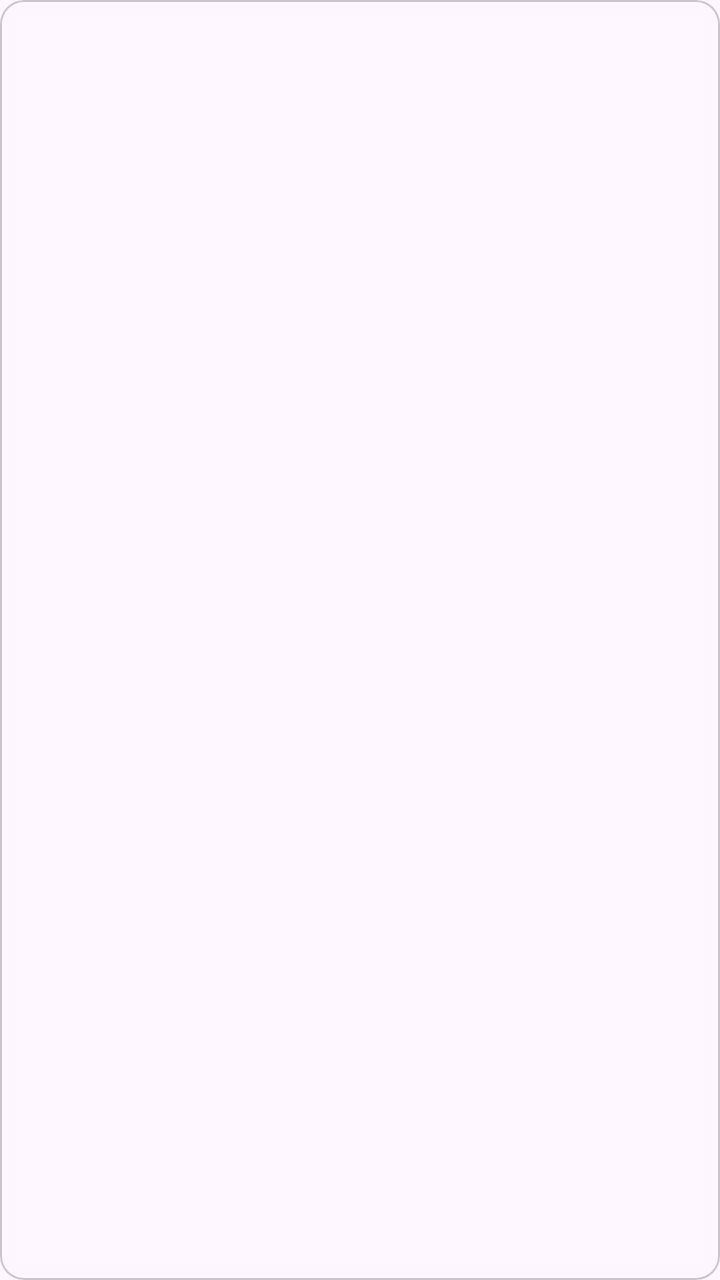
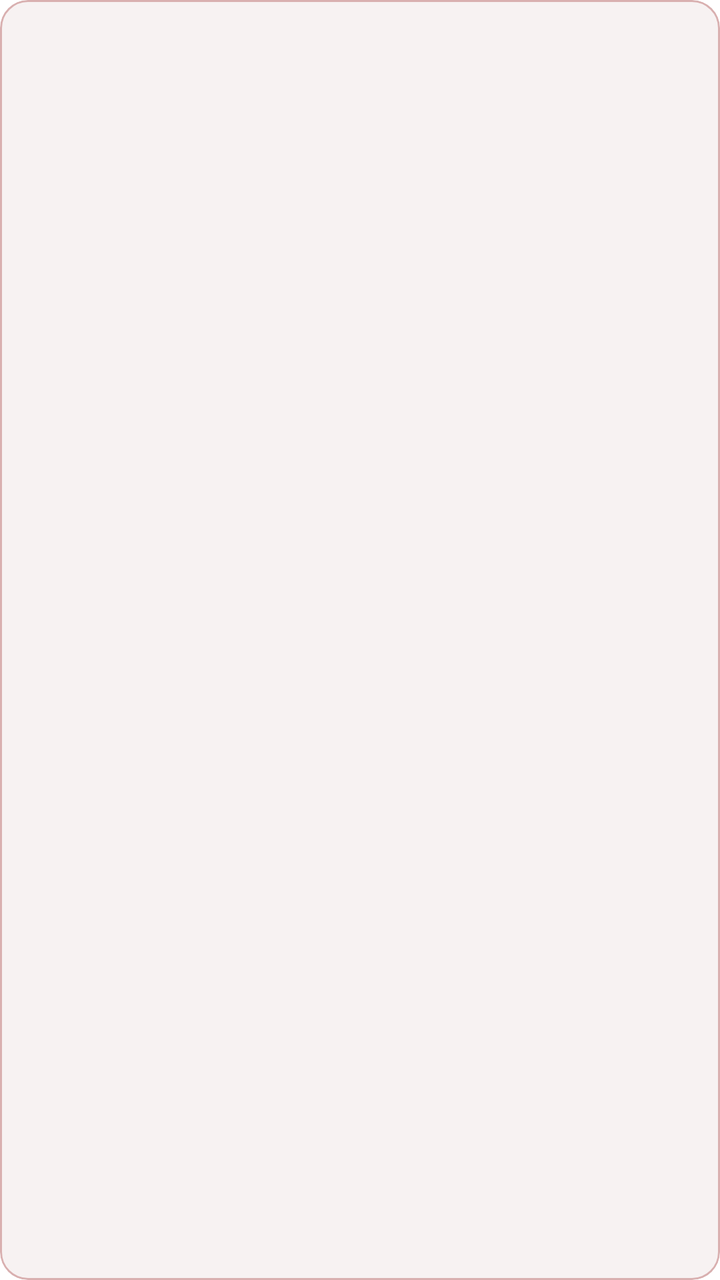

Two renders of the same Android screen: before a commit and after it. Below are the layout's source before the change and the commit's diff.
<!-- AndroidManifest.xml: application theme Theme.NewsFeed -->
<!-- res/layout/item_article.xml -->
<?xml version="1.0" encoding="utf-8"?>
<com.google.android.material.card.MaterialCardView
    xmlns:android="http://schemas.android.com/apk/res/android"
    xmlns:app="http://schemas.android.com/apk/res-auto"
    android:layout_width="match_parent"
    android:layout_height="wrap_content"
    android:layout_margin="8dp"
    app:cardCornerRadius="12dp">

    <LinearLayout
        android:layout_width="match_parent"
        android:layout_height="wrap_content"
        android:orientation="vertical">

        <ImageView
            android:id="@+id/image"
            android:layout_width="match_parent"
            android:layout_height="180dp"
            android:scaleType="centerCrop" />

        <TextView
            android:id="@+id/title"
            android:layout_width="match_parent"
            android:layout_height="wrap_content"
            android:padding="12dp"
            android:textSize="18sp"
            android:textStyle="bold" />

        <TextView
            android:id="@+id/meta"
            android:layout_width="match_parent"
            android:layout_height="wrap_content"
            android:paddingHorizontal="12dp"
            android:textSize="12sp" />

        <TextView
            android:id="@+id/description"
            android:layout_width="match_parent"
            android:layout_height="wrap_content"
            android:ellipsize="end"
            android:maxLines="3"
            android:padding="12dp" />
    </LinearLayout>
</com.google.android.material.card.MaterialCardView>
<!-- resources referenced by this layout -->
<resources>
  <style name="Theme.NewsFeed" parent="Base.Theme.NewsFeed" />
  <style name="Base.Theme.NewsFeed" parent="Theme.Material3.DayNight.NoActionBar">
          
          
      </style>
</resources>

<!-- the commit's change to res/layout/item_article.xml (unified diff, before → after) -->
@@ -5,7 +5,11 @@
     android:layout_width="match_parent"
     android:layout_height="wrap_content"
     android:layout_margin="8dp"
-    app:cardCornerRadius="12dp">
+    app:cardBackgroundColor="?attr/colorSurface"
+    app:cardCornerRadius="14dp"
+    app:cardElevation="0dp"
+    app:strokeColor="?attr/colorOutline"
+    app:strokeWidth="1dp">
 
     <LinearLayout
         android:layout_width="match_parent"
@@ -31,7 +35,9 @@
             android:layout_width="match_parent"
             android:layout_height="wrap_content"
             android:paddingHorizontal="12dp"
-            android:textSize="12sp" />
+            android:textColor="?attr/colorPrimary"
+            android:textSize="12sp"
+            android:textStyle="bold" />
 
         <TextView
             android:id="@+id/description"
<!-- resource entries referenced after the edit -->
@@ -1,9 +1,33 @@
 <!-- resources referenced by this layout -->
 <resources>
-  <style name="Theme.NewsFeed" parent="Base.Theme.NewsFeed" />
-  <style name="Base.Theme.NewsFeed" parent="Theme.Material3.DayNight.NoActionBar">
-          
-          
+  <style name="Theme.NewsFeed" parent="Theme.Material3.DayNight.NoActionBar">
+          <item name="colorPrimary">@color/light_primary</item>
+          <item name="colorOnPrimary">@color/white</item>
+          <item name="colorPrimaryContainer">@color/light_container</item>
+          <item name="colorOnPrimaryContainer">@color/light_on_container</item>
+          <item name="colorSecondary">@color/light_secondary</item>
+          <item name="colorOnSecondary">@color/white</item>
+          <item name="colorSecondaryContainer">@color/light_container</item>
+          <item name="colorOnSecondaryContainer">@color/light_on_container</item>
+          <item name="android:colorBackground">@color/light_background</item>
+          <item name="colorOnBackground">@color/light_on_background</item>
+          <item name="colorSurface">@color/light_surface</item>
+          <item name="colorOnSurface">@color/light_on_surface</item>
+          <item name="colorSurfaceVariant">@color/light_surface_variant</item>
+          <item name="colorOnSurfaceVariant">@color/light_on_surface_variant</item>
+          <item name="colorOutline">@color/light_outline</item>
       </style>
+  <color name="light_primary">#FFC62828</color>
+  <color name="white">#FFFFFFFF</color>
+  <color name="light_container">#FFFFDAD6</color>
+  <color name="light_on_container">#FF410002</color>
+  <color name="light_secondary">#FF8E1B1B</color>
+  <color name="light_background">#FFFFFFFF</color>
+  <color name="light_on_background">#FF121212</color>
+  <color name="light_surface">#FFF7F2F2</color>
+  <color name="light_on_surface">#FF121212</color>
+  <color name="light_surface_variant">#FFF0DEDE</color>
+  <color name="light_on_surface_variant">#FF4D3B3B</color>
+  <color name="light_outline">#FFD9B0B0</color>
 </resources>
 
